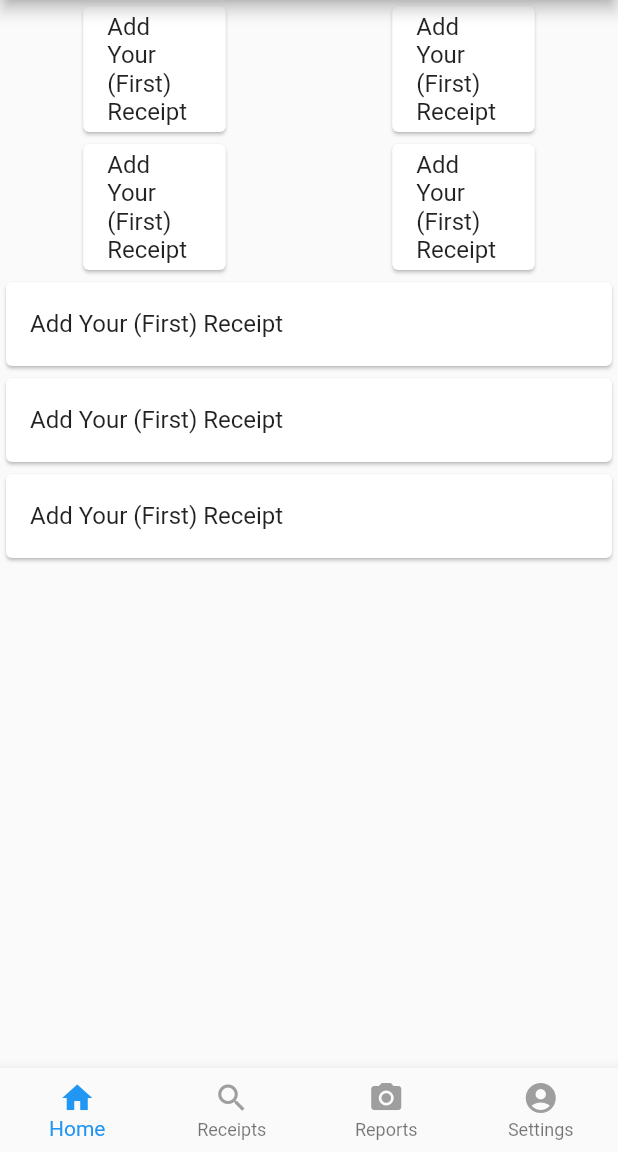
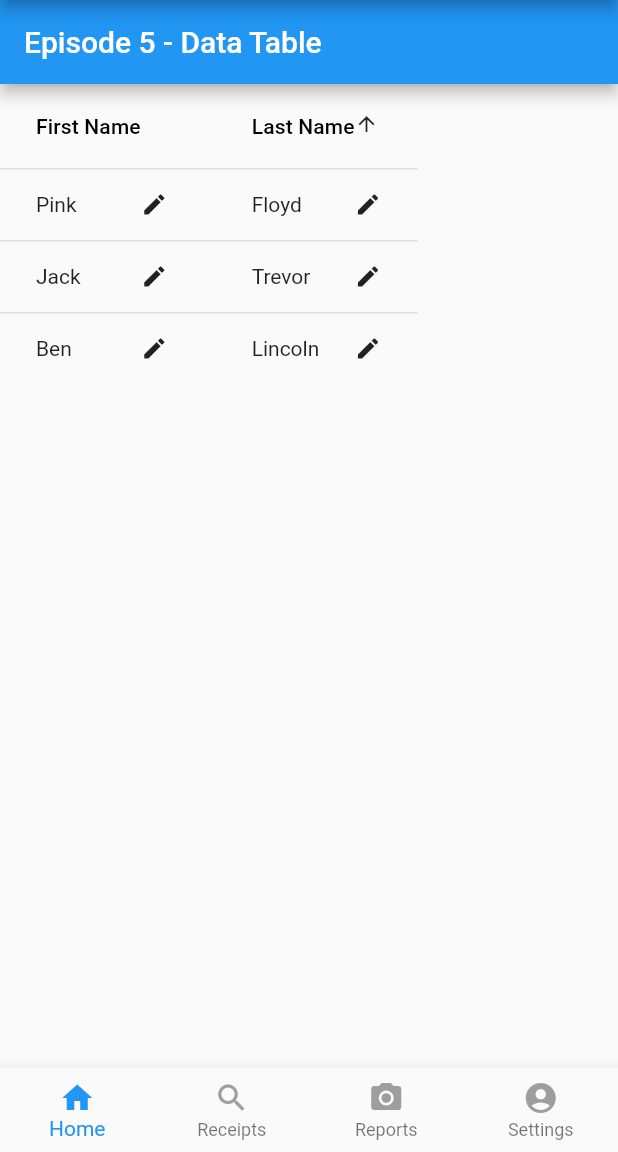
Before and after one commit to rong3000/ir, a Flutter app: the screen it shows after launch, swiped to page 4, on a phone screen of 412 x 824 dp, the part 84-1236 px from its top. Run offline on Flutter 3.47's test engine with Material 2 defaults, Android fonts, the phone set to English and light mode, and no system bars; our stand-ins replace auto_size_text, bloc, equatable, firebase_auth, flutter_bloc, font_awesome_flutter and 3 more; accounts and stored records are empty; network calls fail.

Commit message:
datatable trying.

```diff
--- a/lib/pages/receipts_page.dart
+++ b/lib/pages/receipts_page.dart
@@ -147,14 +147,26 @@ class DessertDataSource extends DataTableSource {
         }
       },
       cells: <DataCell>[
-        DataCell(Text('${dessert.name}')),
-        DataCell(Text('${dessert.calories}')),
-        DataCell(Text('${dessert.fat.toStringAsFixed(1)}')),
-        DataCell(Text('${dessert.carbs}')),
-        DataCell(Text('${dessert.protein.toStringAsFixed(1)}')),
-        DataCell(Text('${dessert.sodium}')),
-        DataCell(Text('${dessert.calcium}%')),
-        DataCell(Text('${dessert.iron}%')),
+        DataCell(
+            Text('${dessert.name}'),
+            showEditIcon: true,
+        ),
+        DataCell(
+          Text('${dessert.calories}'),
+          showEditIcon: true,
+        ),
+        DataCell(Text('${dessert.fat.toStringAsFixed(1)}'),
+          showEditIcon: true,),
+        DataCell(Text('${dessert.carbs}'),
+          showEditIcon: true,),
+        DataCell(Text('${dessert.protein.toStringAsFixed(1)}'),
+          showEditIcon: true,),
+        DataCell(Text('${dessert.sodium}'),
+          showEditIcon: true,),
+        DataCell(Text('${dessert.calcium}%'),
+          showEditIcon: true,),
+        DataCell(Text('${dessert.iron}%'),
+          showEditIcon: true,),
       ],
     );
   }
--- a/lib/pages/settings_page.dart
+++ b/lib/pages/settings_page.dart
@@ -1,5 +1,87 @@
 
 import 'package:flutter/material.dart';
+import 'package:flutter/material.dart';
+
+class Episode5 extends StatefulWidget {
+  @override
+  Episode5State createState() {
+    return new Episode5State();
+  }
+}
+
+class Episode5State extends State<Episode5> {
+  Widget bodyData() => DataTable(
+      onSelectAll: (b) {},
+      sortColumnIndex: 1,
+      sortAscending: true,
+      columns: <DataColumn>[
+        DataColumn(
+          label: Text("First Name"),
+          numeric: false,
+          onSort: (i, b) {
+            print("$i $b");
+            setState(() {
+              names.sort((a, b) => a.firstName.compareTo(b.firstName));
+            });
+          },
+          tooltip: "To display first name of the Name",
+        ),
+        DataColumn(
+          label: Text("Last Name"),
+          numeric: false,
+          onSort: (i, b) {
+            print("$i $b");
+            setState(() {
+              names.sort((a, b) => a.lastName.compareTo(b.lastName));
+            });
+          },
+          tooltip: "To display last name of the Name",
+        ),
+      ],
+      rows: names
+          .map(
+            (name) => DataRow(
+          cells: [
+            DataCell(
+              Text(name.firstName),
+              showEditIcon: true,
+              placeholder: false,
+            ),
+            DataCell(
+              Text(name.lastName),
+              showEditIcon: true,
+              placeholder: false,
+            )
+          ],
+        ),
+      )
+          .toList());
+
+  @override
+  Widget build(BuildContext context) {
+    return Scaffold(
+      appBar: AppBar(
+        title: Text("Episode 5 - Data Table"),
+      ),
+      body: Container(
+        child: bodyData(),
+      ),
+    );
+  }
+}
+
+class Name {
+  String firstName;
+  String lastName;
+
+  Name({this.firstName, this.lastName});
+}
+
+var names = <Name>[
+  Name(firstName: "Pink", lastName: "Floyd"),
+  Name(firstName: "Jack", lastName: "Trevor"),
+  Name(firstName: "Ben", lastName: "Lincoln"),
+];
 
 class SettingsPage extends StatefulWidget {
   @override
@@ -13,154 +95,7 @@ class _SettingsPageState extends State<SettingsPage> {
     return Scaffold(
       body: OrientationBuilder(builder: (context, orientation){
         return
-          Column(
-            children: <Widget>[
-              Flexible(child: Row(
-                children: <Widget>[
-                  Expanded(
-                    child: FractionallySizedBox(
-                      child: FractionallySizedBox(
-                        widthFactor: orientation == Orientation.portrait ? 0.5: 0.25,
-                        child: Card(
-                          child: ListTile(
-                            title: Text('Add Your (First) Receipt'),
-                          ),
-                        ),
-                      ),
-                    ),
-                  ),
-                  Expanded(
-                    child: FractionallySizedBox(
-                      child: FractionallySizedBox(
-                        widthFactor: orientation == Orientation.portrait ? 0.5: 0.25,
-                        child: Card(
-                          child: ListTile(
-                            title: Text('Add Your (First) Receipt'),
-                          ),
-                        ),
-                      ),
-                    ),
-                  ),
-                ],
-              ),),
-              Flexible(child: Row(
-                children: <Widget>[
-                  Expanded(
-                    child: FractionallySizedBox(
-                      child: FractionallySizedBox(
-                        widthFactor: orientation == Orientation.portrait ? 0.5: 0.25,
-                        child: Card(
-                          child: ListTile(
-                            title: Text('Add Your (First) Receipt'),
-                          ),
-                        ),
-                      ),
-                    ),
-                  ),
-                  Expanded(
-                    child: FractionallySizedBox(
-                      child: FractionallySizedBox(
-                        widthFactor: orientation == Orientation.portrait ? 0.5: 0.25,
-                        child: Card(
-                          child: ListTile(
-                            title: Text('Add Your (First) Receipt'),
-                          ),
-                        ),
-                      ),
-                    ),
-                  ),
-                ],
-              ),),
-              Flexible(
-                  fit: FlexFit.tight,
-                  child: Wrap(
-                    children: <Widget>[
-                      FractionallySizedBox(
-                        widthFactor: orientation == Orientation.portrait ? 1: 0.33,
-                        child: Card(
-                          child: ListTile(
-                            title: Text('Add Your (First) Receipt'),
-                          ),
-                        ),
-                      ),
-                      FractionallySizedBox(
-                        widthFactor: orientation == Orientation.portrait ? 1: 0.33,
-                        child: Card(
-                          child: ListTile(
-                            title: Text('Add Your (First) Receipt'),
-                          ),
-                        ),
-                      ),
-                      FractionallySizedBox(
-                        widthFactor: orientation == Orientation.portrait ? 1: 0.33,
-                        child: Card(
-                          child: ListTile(
-                            title: Text('Add Your (First) Receipt'),
-                          ),
-                        ),
-                      ),
-                    ],
-                  )
-              ),
-
-//          Flexible(
-//            flex: 10,
-//            fit: FlexFit.tight,
-//            child: Column(
-//              children: <Widget>[
-//                Flexible(
-//                  fit: FlexFit.tight,
-//                  child: Card(
-//                    child: Column(
-//                      mainAxisSize: MainAxisSize.min,
-//                      children: <Widget>[
-//                        const ListTile(
-//                          leading: Icon(Icons.album),
-//                          title: Text('Intelligent Receipt'),
-//                          subtitle: Text(
-//                              'Invite your friends to join IR then receive more free automatically scans'),
-//                        ),
-//                      ],
-//                    ),
-//                  ),
-//                ),
-//                Flexible(
-//                  fit: FlexFit.tight,
-//                  child: Card(
-//                    child: Column(
-//                      mainAxisSize: MainAxisSize.min,
-//                      children: <Widget>[
-//                        const ListTile(
-//                          leading: Icon(Icons.album),
-//                          title: Text('Intelligent Receipt'),
-//                          subtitle:
-//                          Text('Get unlimited automatically scans'),
-//                        ),
-//                      ],
-//                    ),
-//                  ),
-//                ),
-//                Flexible(
-//                  fit: FlexFit.tight,
-//                  child: Card(
-//                    child: Column(
-//                      mainAxisSize: MainAxisSize.min,
-//                      children: <Widget>[
-//                        const ListTile(
-//                          leading: Icon(Icons.album),
-//                          title: Text('Intelligent Receipt'),
-//                          subtitle: Text(
-//                              'We have sent you an email, please click confirm'),
-//                        ),
-//                      ],
-//                    ),
-//                  ),
-//                ),
-//              ],
-//            ),
-//          ),
-            ],
-          );
+          Episode5();
       }),
     );
   }
```
